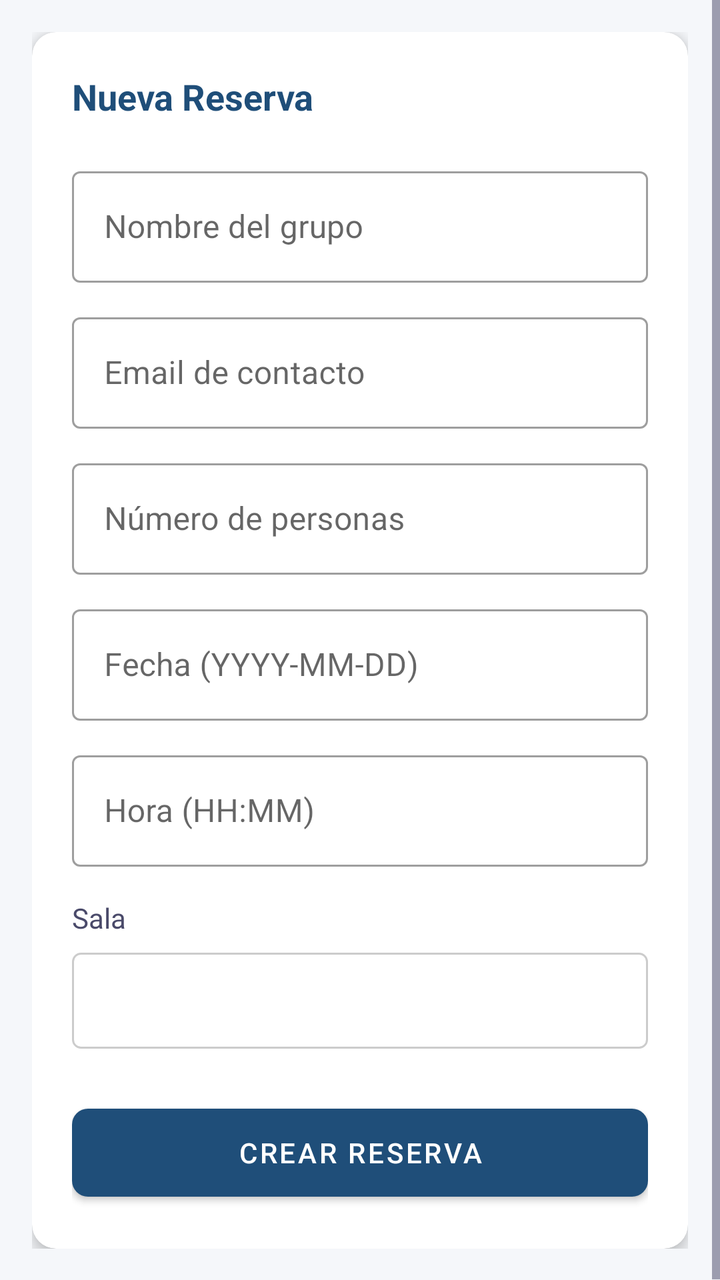
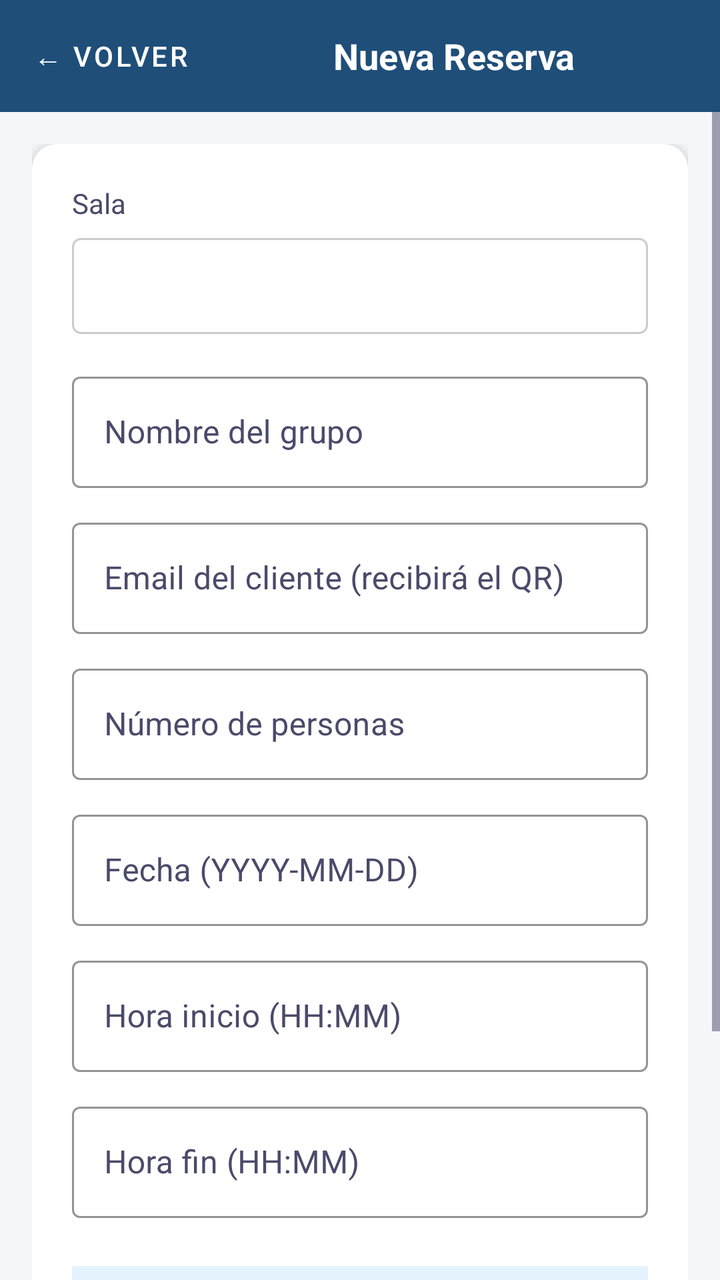

The first picture is an Android layout as it rendered before a commit; the second is the same layout after the commit. The layout source and the unified diff follow.
<!-- AndroidManifest.xml: application theme Theme.EscapeManager -->
<!-- res/layout/fragment_create_booking.xml -->
<?xml version="1.0" encoding="utf-8"?>
<ScrollView xmlns:android="http://schemas.android.com/apk/res/android"
    xmlns:app="http://schemas.android.com/apk/res-auto"
    android:layout_width="match_parent"
    android:layout_height="match_parent"
    android:background="@color/background">

    <LinearLayout
        android:layout_width="match_parent"
        android:layout_height="wrap_content"
        android:orientation="vertical"
        android:padding="16dp">

        <com.google.android.material.card.MaterialCardView
            android:layout_width="match_parent"
            android:layout_height="wrap_content"
            app:cardCornerRadius="12dp"
            app:cardElevation="4dp">

            <LinearLayout
                android:layout_width="match_parent"
                android:layout_height="wrap_content"
                android:orientation="vertical"
                android:padding="20dp">

                <TextView
                    android:layout_width="wrap_content"
                    android:layout_height="wrap_content"
                    android:text="Nueva Reserva"
                    android:textSize="18sp"
                    android:textStyle="bold"
                    android:textColor="@color/primary"
                    android:layout_marginBottom="20dp" />

                <com.google.android.material.textfield.TextInputLayout
                    style="@style/Widget.MaterialComponents.TextInputLayout.OutlinedBox"
                    android:layout_width="match_parent"
                    android:layout_height="wrap_content"
                    android:hint="Nombre del grupo"
                    android:layout_marginBottom="12dp">
                    <com.google.android.material.textfield.TextInputEditText
                        android:id="@+id/etGroupName"
                        android:layout_width="match_parent"
                        android:layout_height="wrap_content" />
                </com.google.android.material.textfield.TextInputLayout>

                <com.google.android.material.textfield.TextInputLayout
                    style="@style/Widget.MaterialComponents.TextInputLayout.OutlinedBox"
                    android:layout_width="match_parent"
                    android:layout_height="wrap_content"
                    android:hint="Email de contacto"
                    android:layout_marginBottom="12dp">
                    <com.google.android.material.textfield.TextInputEditText
                        android:id="@+id/etEmail"
                        android:layout_width="match_parent"
                        android:layout_height="wrap_content"
                        android:inputType="textEmailAddress" />
                </com.google.android.material.textfield.TextInputLayout>

                <com.google.android.material.textfield.TextInputLayout
                    style="@style/Widget.MaterialComponents.TextInputLayout.OutlinedBox"
                    android:layout_width="match_parent"
                    android:layout_height="wrap_content"
                    android:hint="Número de personas"
                    android:layout_marginBottom="12dp">
                    <com.google.android.material.textfield.TextInputEditText
                        android:id="@+id/etNumPeople"
                        android:layout_width="match_parent"
                        android:layout_height="wrap_content"
                        android:inputType="number" />
                </com.google.android.material.textfield.TextInputLayout>

                <com.google.android.material.textfield.TextInputLayout
                    style="@style/Widget.MaterialComponents.TextInputLayout.OutlinedBox"
                    android:layout_width="match_parent"
                    android:layout_height="wrap_content"
                    android:hint="Fecha (YYYY-MM-DD)"
                    android:layout_marginBottom="12dp">
                    <com.google.android.material.textfield.TextInputEditText
                        android:id="@+id/etDate"
                        android:layout_width="match_parent"
                        android:layout_height="wrap_content"
                        android:inputType="date" />
                </com.google.android.material.textfield.TextInputLayout>

                <com.google.android.material.textfield.TextInputLayout
                    style="@style/Widget.MaterialComponents.TextInputLayout.OutlinedBox"
                    android:layout_width="match_parent"
                    android:layout_height="wrap_content"
                    android:hint="Hora (HH:MM)"
                    android:layout_marginBottom="16dp">
                    <com.google.android.material.textfield.TextInputEditText
                        android:id="@+id/etTime"
                        android:layout_width="match_parent"
                        android:layout_height="wrap_content"
                        android:inputType="time" />
                </com.google.android.material.textfield.TextInputLayout>

                <TextView
                    android:layout_width="wrap_content"
                    android:layout_height="wrap_content"
                    android:text="Sala"
                    android:textSize="14sp"
                    android:textColor="@color/text_secondary"
                    android:layout_marginBottom="8dp" />

                <Spinner
                    android:id="@+id/spinnerRoom"
                    android:layout_width="match_parent"
                    android:layout_height="48dp"
                    android:background="@drawable/bg_spinner"
                    android:layout_marginBottom="24dp" />

                <com.google.android.material.button.MaterialButton
                    android:id="@+id/btnCreate"
                    style="@style/Widget.EscapeManager.Button"
                    android:layout_width="match_parent"
                    android:layout_height="56dp"
                    android:text="Crear Reserva" />
            </LinearLayout>
        </com.google.android.material.card.MaterialCardView>
    </LinearLayout>
</ScrollView>
<!-- resources referenced by this layout -->
<resources>
  <color name="background">#F5F7FA</color>
  <color name="primary">#1F4E79</color>
  <color name="text_secondary">#4A4A6A</color>
  <!-- drawable bg_spinner (drawable) -->
  <?xml version="1.0" encoding="utf-8"?>
  <shape xmlns:android="http://schemas.android.com/apk/res/android">
      <solid android:color="@color/white" />
      <stroke android:color="#CCCCCC" android:width="1dp" />
      <corners android:radius="4dp" />
  </shape>
  <style name="Widget.EscapeManager.Button" parent="Widget.MaterialComponents.Button">
          <item name="backgroundTint">@color/primary</item>
          <item name="android:textColor">@color/white</item>
          <item name="cornerRadius">8dp</item>
      </style>
  <style name="Theme.EscapeManager" parent="Theme.MaterialComponents.DayNight.NoActionBar">
          <item name="colorPrimary">@color/primary</item>
          <item name="colorPrimaryVariant">@color/primary_dark</item>
          <item name="colorSecondary">@color/secondary</item>
          <item name="colorSurface">@color/surface</item>
          <item name="android:colorBackground">@color/background</item>
          <item name="colorError">@color/error</item>
          <item name="android:windowBackground">@color/background</item>
          <item name="bottomNavigationStyle">@style/Widget.EscapeManager.BottomNav</item>
          <item name="android:textColor">@color/text_primary</item>
          <item name="android:textColorSecondary">@color/text_secondary</item>
          <item name="android:textColorHint">#888888</item>
          <item name="android:editTextColor">@color/text_primary</item>
          <item name="editTextColor">@color/text_primary</item>
      </style>
  <color name="white">#FFFFFF</color>
  <color name="primary_dark">#163A5F</color>
  <color name="secondary">#2E75B6</color>
  <color name="surface">#FFFFFF</color>
  <color name="error">#D32F2F</color>
  <style name="Widget.EscapeManager.BottomNav" parent="Widget.MaterialComponents.BottomNavigationView">
          <item name="android:background">@color/white</item>
          <item name="itemIconTint">@color/primary</item>
          <item name="itemTextColor">@color/primary</item>
          <item name="labelVisibilityMode">labeled</item>
      </style>
  <color name="text_primary">#1A1A2E</color>
</resources>

<!-- the commit's change to res/layout/fragment_create_booking.xml (unified diff, before → after) -->
@@ -1,123 +1,199 @@
 <?xml version="1.0" encoding="utf-8"?>
-<ScrollView xmlns:android="http://schemas.android.com/apk/res/android"
+<LinearLayout xmlns:android="http://schemas.android.com/apk/res/android"
     xmlns:app="http://schemas.android.com/apk/res-auto"
     android:layout_width="match_parent"
     android:layout_height="match_parent"
+    android:orientation="vertical"
     android:background="@color/background">
 
     <LinearLayout
         android:layout_width="match_parent"
-        android:layout_height="wrap_content"
-        android:orientation="vertical"
-        android:padding="16dp">
+        android:layout_height="56dp"
+        android:orientation="horizontal"
+        android:gravity="center_vertical"
+        android:background="@color/primary"
+        android:padding="8dp">
 
-        <com.google.android.material.card.MaterialCardView
+        <com.google.android.material.button.MaterialButton
+            android:id="@+id/btnBack"
+            style="@style/Widget.MaterialComponents.Button.TextButton"
+            android:layout_width="wrap_content"
+            android:layout_height="wrap_content"
+            android:text="← Volver"
+            android:textColor="@color/white" />
+
+        <TextView
+            android:layout_width="0dp"
+            android:layout_height="wrap_content"
+            android:layout_weight="1"
+            android:text="Nueva Reserva"
+            android:textSize="18sp"
+            android:textStyle="bold"
+            android:textColor="@color/white"
+            android:gravity="center" />
+    </LinearLayout>
+
+    <ScrollView
+        android:layout_width="match_parent"
+        android:layout_height="0dp"
+        android:layout_weight="1">
+
+        <LinearLayout
             android:layout_width="match_parent"
             android:layout_height="wrap_content"
-            app:cardCornerRadius="12dp"
-            app:cardElevation="4dp">
+            android:orientation="vertical"
+            android:padding="16dp">
 
-            <LinearLayout
+            <com.google.android.material.card.MaterialCardView
                 android:layout_width="match_parent"
                 android:layout_height="wrap_content"
-                android:orientation="vertical"
-                android:padding="20dp">
+                app:cardCornerRadius="12dp"
+                app:cardElevation="4dp">
 
-                <TextView
-                    android:layout_width="wrap_content"
-                    android:layout_height="wrap_content"
-                    android:text="Nueva Reserva"
-                    android:textSize="18sp"
-                    android:textStyle="bold"
-                    android:textColor="@color/primary"
-                    android:layout_marginBottom="20dp" />
-
-                <com.google.android.material.textfield.TextInputLayout
-                    style="@style/Widget.MaterialComponents.TextInputLayout.OutlinedBox"
+                <LinearLayout
                     android:layout_width="match_parent"
                     android:layout_height="wrap_content"
-                    android:hint="Nombre del grupo"
-                    android:layout_marginBottom="12dp">
-                    <com.google.android.material.textfield.TextInputEditText
-                        android:id="@+id/etGroupName"
+                    android:orientation="vertical"
+                    android:padding="20dp">
+
+                    <TextView
+                        android:layout_width="wrap_content"
+                        android:layout_height="wrap_content"
+                        android:text="Sala"
+                        android:textSize="14sp"
+                        android:textColor="@color/text_secondary"
+                        android:layout_marginBottom="8dp" />
+
+                    <Spinner
+                        android:id="@+id/spinnerRoom"
                         android:layout_width="match_parent"
-                        android:layout_height="wrap_content" />
-                </com.google.android.material.textfield.TextInputLayout>
+                        android:layout_height="48dp"
+                        android:background="@drawable/bg_spinner"
+                        android:layout_marginBottom="16dp" />
 
-                <com.google.android.material.textfield.TextInputLayout
-                    style="@style/Widget.MaterialComponents.TextInputLayout.OutlinedBox"
-                    android:layout_width="match_parent"
-                    android:layout_height="wrap_content"
-                    android:hint="Email de contacto"
-                    android:layout_marginBottom="12dp">
-                    <com.google.android.material.textfield.TextInputEditText
-                        android:id="@+id/etEmail"
+                    <com.google.android.material.textfield.TextInputLayout
+                        style="@style/Widget.EscapeManager.TextInputLayout"
                         android:layout_width="match_parent"
                         android:layout_height="wrap_content"
-                        android:inputType="textEmailAddress" />
-                </com.google.android.material.textfield.TextInputLayout>
+                        android:hint="Nombre del grupo"
+                        android:layout_marginBottom="12dp">
+                        <com.google.android.material.textfield.TextInputEditText
+                            android:id="@+id/etGroupName"
+                            android:layout_width="match_parent"
+                            android:layout_height="wrap_content"
+                            android:textColor="@color/text_primary" />
+                    </com.google.android.material.textfield.TextInputLayout>
 
-                <com.google.android.material.textfield.TextInputLayout
-                    style="@style/Widget.MaterialComponents.TextInputLayout.OutlinedBox"
-                    android:layout_width="match_parent"
-                    android:layout_height="wrap_content"
-                    android:hint="Número de personas"
-                    android:layout_marginBottom="12dp">
-                    <com.google.android.material.textfield.TextInputEditText
-                        android:id="@+id/etNumPeople"
+                    <com.google.android.material.textfield.TextInputLayout
+                        style="@style/Widget.EscapeManager.TextInputLayout"
                         android:layout_width="match_parent"
                         android:layout_height="wrap_content"
-                        android:inputType="number" />
-                </com.google.android.material.textfield.TextInputLayout>
+                        android:hint="Email del cliente (recibirá el QR)"
+                        android:layout_marginBottom="12dp">
+                        <com.google.android.material.textfield.TextInputEditText
+                            android:id="@+id/etEmail"
+                            android:layout_width="match_parent"
+                            android:layout_height="wrap_content"
+                            android:inputType="textEmailAddress"
+                            android:textColor="@color/text_primary" />
+                    </com.google.android.material.textfield.TextInputLayout>
 
-                <com.google.android.material.textfield.TextInputLayout
-                    style="@style/Widget.MaterialComponents.TextInputLayout.OutlinedBox"
-                    android:layout_width="match_parent"
-                    android:layout_height="wrap_content"
-                    android:hint="Fecha (YYYY-MM-DD)"
-                    android:layout_marginBottom="12dp">
-                    <com.google.android.material.textfield.TextInputEditText
-                        android:id="@+id/etDate"
+                    <com.google.android.material.textfield.TextInputLayout
+                        style="@style/Widget.EscapeManager.TextInputLayout"
                         android:layout_width="match_parent"
                         android:layout_height="wrap_content"
-                        android:inputType="date" />
-                </com.google.android.material.textfield.TextInputLayout>
+                        android:hint="Número de personas"
+                        android:layout_marginBottom="12dp">
+                        <com.google.android.material.textfield.TextInputEditText
+                            android:id="@+id/etNumPeople"
+                            android:layout_width="match_parent"
+                            android:layout_height="wrap_content"
+                            android:inputType="number"
+                            android:textColor="@color/text_primary" />
+                    </com.google.android.material.textfield.TextInputLayout>
 
-                <com.google.android.material.textfield.TextInputLayout
-                    style="@style/Widget.MaterialComponents.TextInputLayout.OutlinedBox"
-                    android:layout_width="match_parent"
-                    android:layout_height="wrap_content"
-                    android:hint="Hora (HH:MM)"
-                    android:layout_marginBottom="16dp">
-                    <com.google.android.material.textfield.TextInputEditText
-                        android:id="@+id/etTime"
+                    <com.google.android.material.textfield.TextInputLayout
+                        style="@style/Widget.EscapeManager.TextInputLayout"
                         android:layout_width="match_parent"
                         android:layout_height="wrap_content"
-                        android:inputType="time" />
-                </com.google.android.material.textfield.TextInputLayout>
+                        android:hint="Fecha (YYYY-MM-DD)"
+                        android:layout_marginBottom="12dp">
+                        <com.google.android.material.textfield.TextInputEditText
+                            android:id="@+id/etDate"
+                            android:layout_width="match_parent"
+                            android:layout_height="wrap_content"
+                            android:inputType="date"
+                            android:textColor="@color/text_primary" />
+                    </com.google.android.material.textfield.TextInputLayout>
 
-                <TextView
-                    android:layout_width="wrap_content"
-                    android:layout_height="wrap_content"
-                    android:text="Sala"
-                    android:textSize="14sp"
-                    android:textColor="@color/text_secondary"
-                    android:layout_marginBottom="8dp" />
+                    <com.google.android.material.textfield.TextInputLayout
+                        style="@style/Widget.EscapeManager.TextInputLayout"
+                        android:layout_width="match_parent"
+                        android:layout_height="wrap_content"
+                        android:hint="Hora inicio (HH:MM)"
+                        android:layout_marginBottom="12dp">
+                        <com.google.android.material.textfield.TextInputEditText
+                            android:id="@+id/etHoraInicio"
+                            android:layout_width="match_parent"
+                            android:layout_height="wrap_content"
+                            android:inputType="time"
+                            android:textColor="@color/text_primary" />
+                    </com.google.android.material.textfield.TextInputLayout>
 
-                <Spinner
-                    android:id="@+id/spinnerRoom"
-                    android:layout_width="match_parent"
-                    android:layout_height="48dp"
-                    android:background="@drawable/bg_spinner"
-                    android:layout_marginBottom="24dp" />
+                    <com.google.android.material.textfield.TextInputLayout
+                        style="@style/Widget.EscapeManager.TextInputLayout"
+                        android:layout_width="match_parent"
+                        android:layout_height="wrap_content"
+                        android:hint="Hora fin (HH:MM)"
+                        android:layout_marginBottom="24dp">
+                        <com.google.android.material.textfield.TextInputEditText
+                            android:id="@+id/etHoraFin"
+                            android:layout_width="match_parent"
+                            android:layout_height="wrap_content"
+                            android:inputType="time"
+                            android:textColor="@color/text_primary" />
+                    </com.google.android.material.textfield.TextInputLayout>
 
-                <com.google.android.material.button.MaterialButton
-                    android:id="@+id/btnCreate"
-                    style="@style/Widget.EscapeManager.Button"
-                    android:layout_width="match_parent"
-                    android:layout_height="56dp"
-                    android:text="Crear Reserva" />
-            </LinearLayout>
-        </com.google.android.material.card.MaterialCardView>
-    </LinearLayout>
-</ScrollView>
+                    <LinearLayout
+                        android:layout_width="match_parent"
+                        android:layout_height="wrap_content"
+                        android:orientation="horizontal"
+                        android:background="#E3F2FD"
+                        android:padding="12dp"
+                        android:layout_marginBottom="16dp">
+
+                        <TextView
+                            android:layout_width="wrap_content"
+                            android:layout_height="wrap_content"
+                            android:text="📧"
+                            android:textSize="18sp"
+                            android:layout_marginEnd="8dp" />
+
+                        <TextView
+                            android:layout_width="match_parent"
+                            android:layout_height="wrap_content"
+                            android:text="El QR se enviará automáticamente al email del cliente al crear la reserva."
+                            android:textSize="13sp"
+                            android:textColor="@color/secondary" />
+                    </LinearLayout>
+
+                    <com.google.android.material.button.MaterialButton
+                        android:id="@+id/btnCreate"
+                        style="@style/Widget.EscapeManager.Button"
+                        android:layout_width="match_parent"
+                        android:layout_height="56dp"
+                        android:text="Crear Reserva y Enviar QR" />
+
+                    <ProgressBar
+                        android:id="@+id/progressBar"
+                        android:layout_width="wrap_content"
+                        android:layout_height="wrap_content"
+                        android:layout_gravity="center"
+                        android:layout_marginTop="12dp"
+                        android:visibility="gone"
+                        android:indeterminateTint="@color/primary" />
+                </LinearLayout>
+            </com.google.android.material.card.MaterialCardView>
+        </LinearLayout>
+    </ScrollView>
+</LinearLayout>
<!-- resource entries referenced after the edit -->
@@ -2,7 +2,10 @@
 <resources>
   <color name="background">#F5F7FA</color>
   <color name="primary">#1F4E79</color>
+  <color name="secondary">#2E75B6</color>
+  <color name="text_primary">#1A1A2E</color>
   <color name="text_secondary">#4A4A6A</color>
+  <color name="white">#FFFFFF</color>
   <!-- drawable bg_spinner (drawable) -->
   <?xml version="1.0" encoding="utf-8"?>
   <shape xmlns:android="http://schemas.android.com/apk/res/android">
@@ -14,6 +17,11 @@
           <item name="backgroundTint">@color/primary</item>
           <item name="android:textColor">@color/white</item>
           <item name="cornerRadius">8dp</item>
+      </style>
+  <style name="Widget.EscapeManager.TextInputLayout" parent="Widget.MaterialComponents.TextInputLayout.OutlinedBox">
+          <item name="boxStrokeColor">@color/primary</item>
+          <item name="hintTextColor">@color/text_secondary</item>
+          <item name="android:textColorHint">@color/text_secondary</item>
       </style>
   <style name="Theme.EscapeManager" parent="Theme.MaterialComponents.DayNight.NoActionBar">
           <item name="colorPrimary">@color/primary</item>
@@ -29,10 +37,11 @@
           <item name="android:textColorHint">#888888</item>
           <item name="android:editTextColor">@color/text_primary</item>
           <item name="editTextColor">@color/text_primary</item>
+          <item name="boxStrokeColor">@color/primary</item>
+          <item name="hintTextColor">@color/text_secondary</item>
+          <item name="textInputStyle">@style/Widget.EscapeManager.TextInputLayout</item>
       </style>
-  <color name="white">#FFFFFF</color>
   <color name="primary_dark">#163A5F</color>
-  <color name="secondary">#2E75B6</color>
   <color name="surface">#FFFFFF</color>
   <color name="error">#D32F2F</color>
   <style name="Widget.EscapeManager.BottomNav" parent="Widget.MaterialComponents.BottomNavigationView">
@@ -41,6 +50,5 @@
           <item name="itemTextColor">@color/primary</item>
           <item name="labelVisibilityMode">labeled</item>
       </style>
-  <color name="text_primary">#1A1A2E</color>
 </resources>
 
